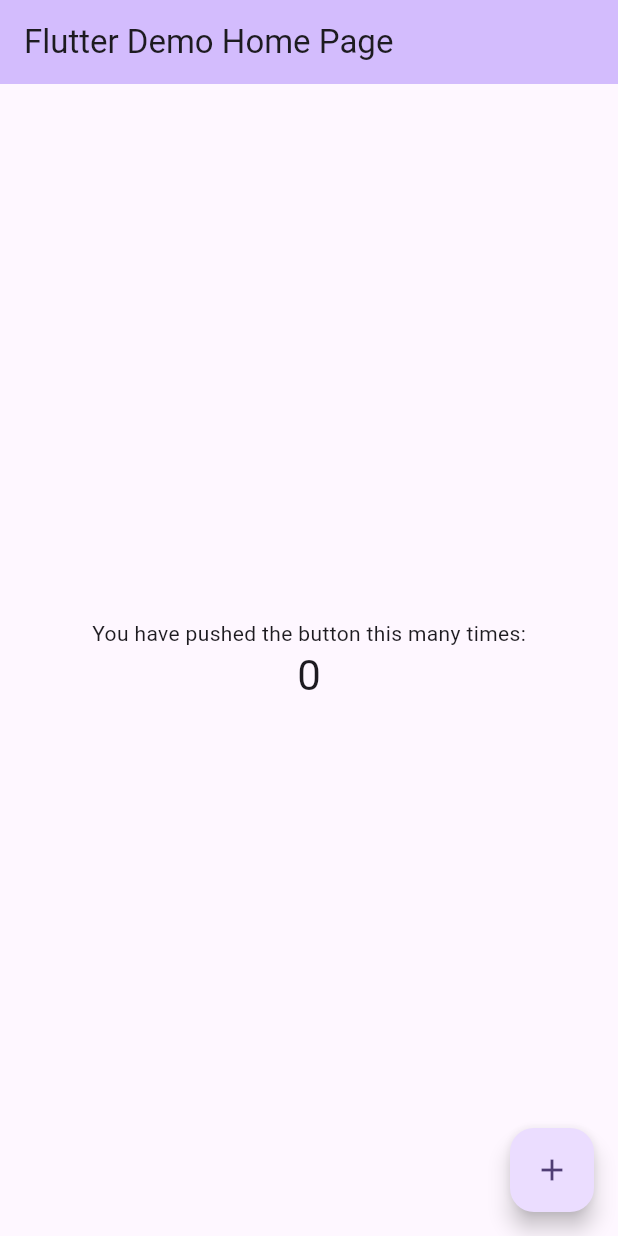
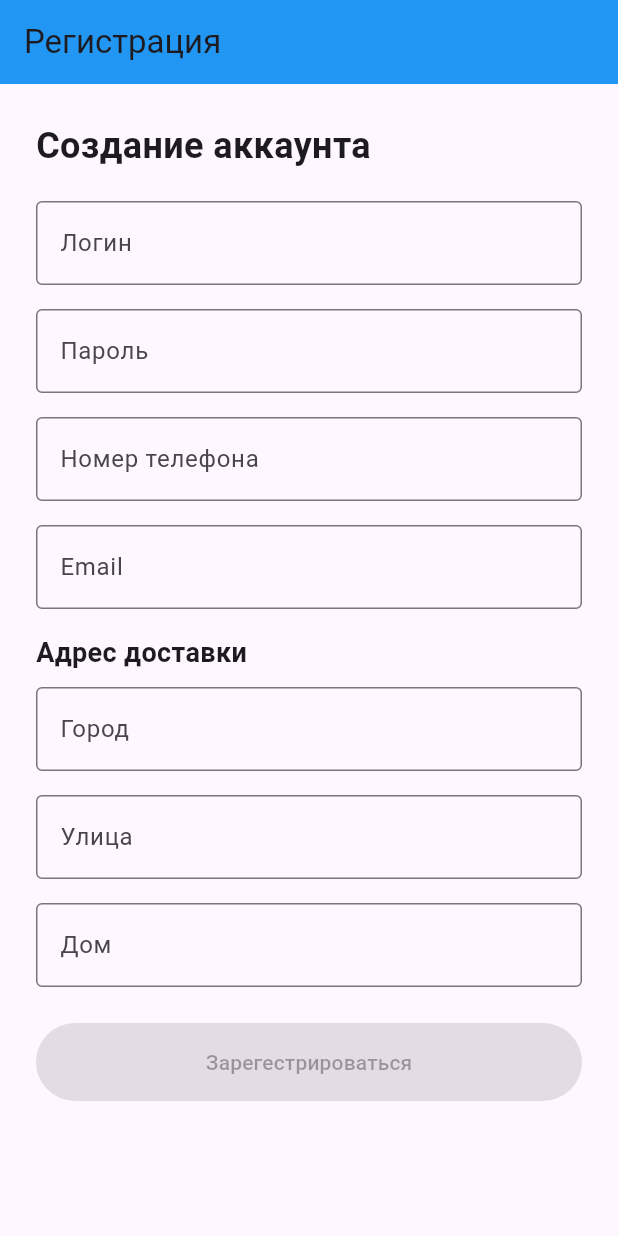
Before and after one commit to SonGonHan/MobileLabs, a Flutter app: the screen it shows after launch, on a phone screen of 412 x 824 dp. Run offline on Flutter 3.47's test engine with Material 3 defaults, Android fonts, the phone set to English and light mode, and no system bars.

Commit message:
Добавление экранов и виджетов

```diff
--- a/my_app/lib/main.dart
+++ b/my_app/lib/main.dart
@@ -1,4 +1,9 @@
 import 'package:flutter/material.dart';
+import 'package:my_app/screens/login_screen.dart';
+import 'package:my_app/screens/book_detail_screen.dart';
+import 'package:my_app/screens/cart_screen.dart';
+import 'package:my_app/screens/home_screen.dart';
+import 'package:my_app/screens/registration_screen.dart';
 
 void main() {
   runApp(const MyApp());
@@ -7,116 +12,12 @@ void main() {
 class MyApp extends StatelessWidget {
   const MyApp({super.key});
 
-  // This widget is the root of your application.
   @override
   Widget build(BuildContext context) {
     return MaterialApp(
-      title: 'Flutter Demo',
-      theme: ThemeData(
-        // This is the theme of your application.
-        //
-        // TRY THIS: Try running your application with "flutter run". You'll see
-        // the application has a purple toolbar. Then, without quitting the app,
-        // try changing the seedColor in the colorScheme below to Colors.green
-        // and then invoke "hot reload" (save your changes or press the "hot
-        // reload" button in a Flutter-supported IDE, or press "r" if you used
-        // the command line to start the app).
-        //
-        // Notice that the counter didn't reset back to zero; the application
-        // state is not lost during the reload. To reset the state, use hot
-        // restart instead.
-        //
-        // This works for code too, not just values: Most code changes can be
-        // tested with just a hot reload.
-        colorScheme: ColorScheme.fromSeed(seedColor: Colors.deepPurple),
-      ),
-      home: const MyHomePage(title: 'Flutter Demo Home Page'),
+      title: 'BookStore',
+      home: RegistrationScreen(),
     );
+
   }
 }
-
-class MyHomePage extends StatefulWidget {
-  const MyHomePage({super.key, required this.title});
-
-  // This widget is the home page of your application. It is stateful, meaning
-  // that it has a State object (defined below) that contains fields that affect
-  // how it looks.
-
-  // This class is the configuration for the state. It holds the values (in this
-  // case the title) provided by the parent (in this case the App widget) and
-  // used by the build method of the State. Fields in a Widget subclass are
-  // always marked "final".
-
-  final String title;
-
-  @override
-  State<MyHomePage> createState() => _MyHomePageState();
-}
-
-class _MyHomePageState extends State<MyHomePage> {
-  int _counter = 0;
-
-  void _incrementCounter() {
-    setState(() {
-      // This call to setState tells the Flutter framework that something has
-      // changed in this State, which causes it to rerun the build method below
-      // so that the display can reflect the updated values. If we changed
-      // _counter without calling setState(), then the build method would not be
-      // called again, and so nothing would appear to happen.
-      _counter++;
-    });
-  }
-
-  @override
-  Widget build(BuildContext context) {
-    // This method is rerun every time setState is called, for instance as done
-    // by the _incrementCounter method above.
-    //
-    // The Flutter framework has been optimized to make rerunning build methods
-    // fast, so that you can just rebuild anything that needs updating rather
-    // than having to individually change instances of widgets.
-    return Scaffold(
-      appBar: AppBar(
-        // TRY THIS: Try changing the color here to a specific color (to
-        // Colors.amber, perhaps?) and trigger a hot reload to see the AppBar
-        // change color while the other colors stay the same.
-        backgroundColor: Theme.of(context).colorScheme.inversePrimary,
-        // Here we take the value from the MyHomePage object that was created by
-        // the App.build method, and use it to set our appbar title.
-        title: Text(widget.title),
-      ),
-      body: Center(
-        // Center is a layout widget. It takes a single child and positions it
-        // in the middle of the parent.
-        child: Column(
-          // Column is also a layout widget. It takes a list of children and
-          // arranges them vertically. By default, it sizes itself to fit its
-          // children horizontally, and tries to be as tall as its parent.
-          //
-          // Column has various properties to control how it sizes itself and
-          // how it positions its children. Here we use mainAxisAlignment to
-          // center the children vertically; the main axis here is the vertical
-          // axis because Columns are vertical (the cross axis would be
-          // horizontal).
-          //
-          // TRY THIS: Invoke "debug painting" (choose the "Toggle Debug Paint"
-          // action in the IDE, or press "p" in the console), to see the
-          // wireframe for each widget.
-          mainAxisAlignment: MainAxisAlignment.center,
-          children: <Widget>[
-            const Text('You have pushed the button this many times:'),
-            Text(
-              '$_counter',
-              style: Theme.of(context).textTheme.headlineMedium,
-            ),
-          ],
-        ),
-      ),
-      floatingActionButton: FloatingActionButton(
-        onPressed: _incrementCounter,
-        tooltip: 'Increment',
-        child: const Icon(Icons.add),
-      ), // This trailing comma makes auto-formatting nicer for build methods.
-    );
-  }
-}
--- /dev/null
+++ b/my_app/lib/screens/registration_screen.dart
@@ -0,0 +1,104 @@
+import 'package:flutter/material.dart';
+
+class RegistrationScreen extends StatelessWidget {
+  const RegistrationScreen({super.key});
+
+  @override
+  Widget build(BuildContext context) {
+    return Scaffold(
+      appBar: AppBar(
+        title: const Text('Регистрация'),
+        backgroundColor: Colors.blue,
+      ),
+      body: SingleChildScrollView(
+        child: Padding(
+          padding: const EdgeInsets.all(24.0),
+          child: Column(
+            crossAxisAlignment: CrossAxisAlignment.start,
+            children: [
+              const Text(
+                'Создание аккаунта',
+                style: TextStyle(
+                  fontSize: 24,
+                  fontWeight: FontWeight.bold,
+                ),
+              ),
+              const SizedBox(height: 20),
+              const TextField(
+                decoration: InputDecoration(
+                  labelText: 'Логин',
+                  border: OutlineInputBorder(),
+                ),
+              ),
+              const SizedBox(height: 16),
+              const TextField(
+                obscureText: true,
+                decoration: InputDecoration(
+                  labelText: 'Пароль',
+                  border: OutlineInputBorder(),
+                ),
+              ),
+              const SizedBox(height: 16),
+              const TextField(
+                keyboardType: TextInputType.phone,
+                decoration: InputDecoration(
+                  labelText: 'Номер телефона',
+                  border: OutlineInputBorder(),
+                ),
+              ),
+              const SizedBox(height: 16),
+              const TextField(
+                keyboardType: TextInputType.emailAddress,
+                decoration: InputDecoration(
+                  labelText: 'Email',
+                  border: OutlineInputBorder(),
+                ),
+              ),
+              const SizedBox(height: 16),
+              const Text(
+                'Адрес доставки',
+                style: TextStyle(
+                  fontSize: 18,
+                  fontWeight: FontWeight.bold,
+                ),
+              ),
+              const SizedBox(height: 10),
+              const TextField(
+                decoration: InputDecoration(
+                  labelText: 'Город',
+                  border: OutlineInputBorder(),
+                ),
+              ),
+              const SizedBox(height: 16),
+              const TextField(
+                decoration: InputDecoration(
+                  labelText: 'Улица',
+                  border: OutlineInputBorder(),
+                ),
+              ),
+              const SizedBox(height: 16),
+              const TextField(
+                decoration: InputDecoration(
+                  labelText: 'Дом',
+                  border: OutlineInputBorder(),
+                ),
+              ),
+              const SizedBox(height: 24),
+              SizedBox(
+                width: double.infinity,
+                child: ElevatedButton(
+                  onPressed: null,
+                  style: ElevatedButton.styleFrom(
+                    backgroundColor: Colors.green,
+                    padding: const EdgeInsets.symmetric(vertical: 16),
+                  ),
+                  child: const Text('Зарегестрироваться'),
+                ),
+              ),
+            ],
+          ),
+        ),
+      ),
+    );
+  }
+}
```
Also changed, not shown: my_app/lib/screens/book_detail_screen.dart (added, +60 -0 lines), my_app/lib/screens/cart_screen.dart (added, +86 -0 lines), my_app/lib/screens/home_screen.dart (added, +81 -0 lines), my_app/lib/screens/login_screen.dart (added, +67 -0 lines), my_app/lib/widgets/book_list_item.dart (added, +48 -0 lines), my_app/lib/widgets/cart_book_item.dart (added, +36 -0 lines).
